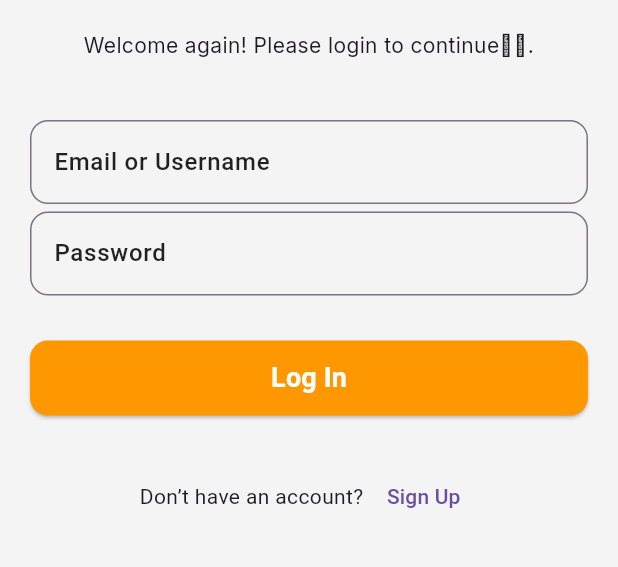
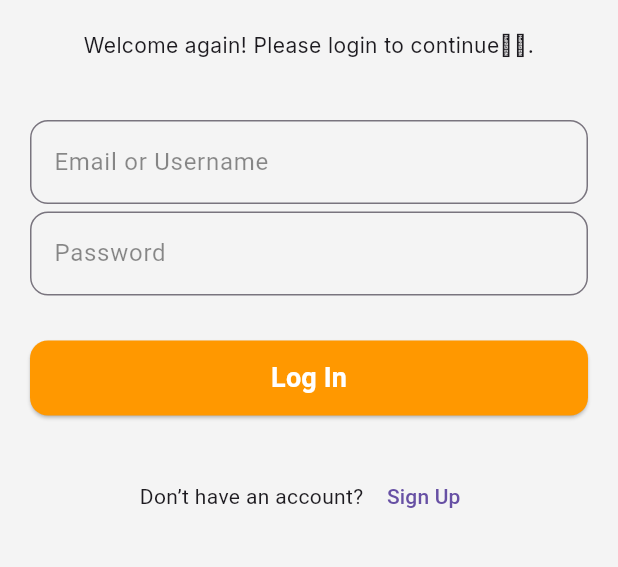
Before and after one commit to nerisius/CS310-Mobile-App, a Flutter app: the screen it shows after launch, after a tap on "Skip", on a phone screen of 412 x 824 dp, the part 369-936 px from its top. Run offline on Flutter 3.47's test engine with Material 3 defaults, Android fonts, the phone set to English and light mode, and no system bars; our stand-ins replace shared_preferences.

Commit message:
styling changes

```diff
--- a/lib/screens/login_screen.dart
+++ b/lib/screens/login_screen.dart
@@ -48,7 +48,7 @@ class _LoginScreenState extends State<LoginScreen> {
                   controller: _userController,
                   decoration: InputDecoration(
                     labelText: "Email or Username",
-                    labelStyle: AppTextStyles.label,
+                    labelStyle: TextStyle(color: Colors.black45),
                     border: OutlineInputBorder(
                       borderSide: BorderSide(color: AppColors.textFieldBorder),
                       borderRadius: BorderRadius.circular(12),
@@ -69,7 +69,7 @@ class _LoginScreenState extends State<LoginScreen> {
                   controller: _passwordController,
                   decoration: InputDecoration(
                     labelText: "Password",
-                    labelStyle: AppTextStyles.label,
+                    labelStyle: TextStyle(color: Colors.black45),
                     border: OutlineInputBorder(
                       borderSide: BorderSide(color: AppColors.textFieldBorder),
                       borderRadius: BorderRadius.circular(12),
```
